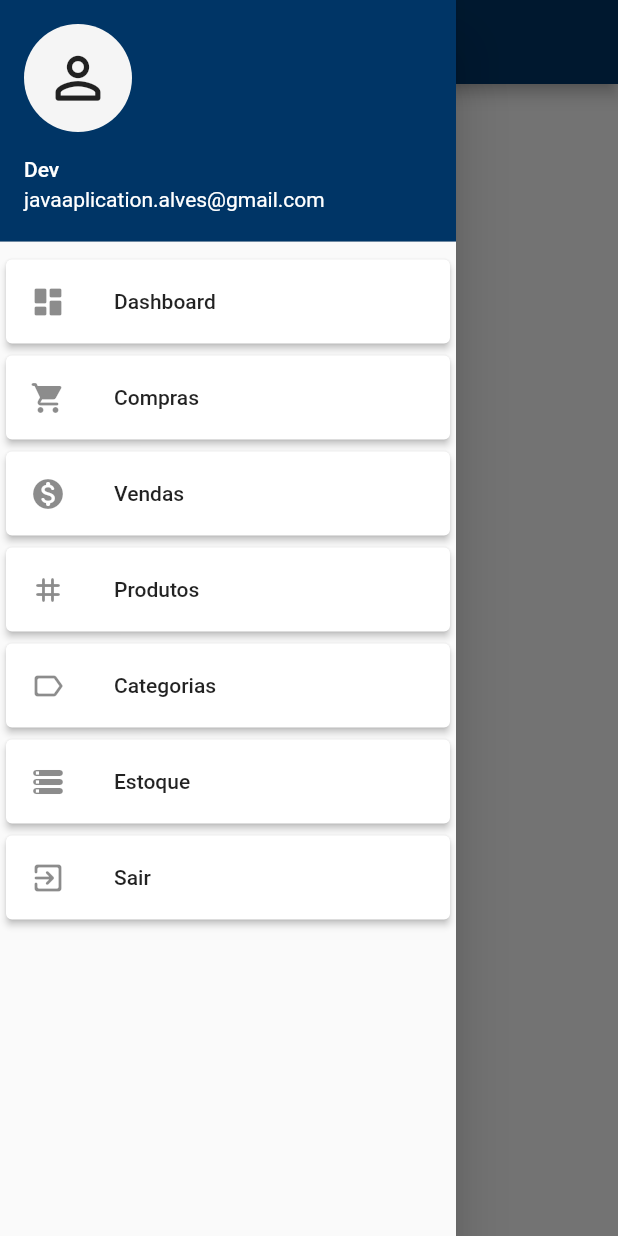
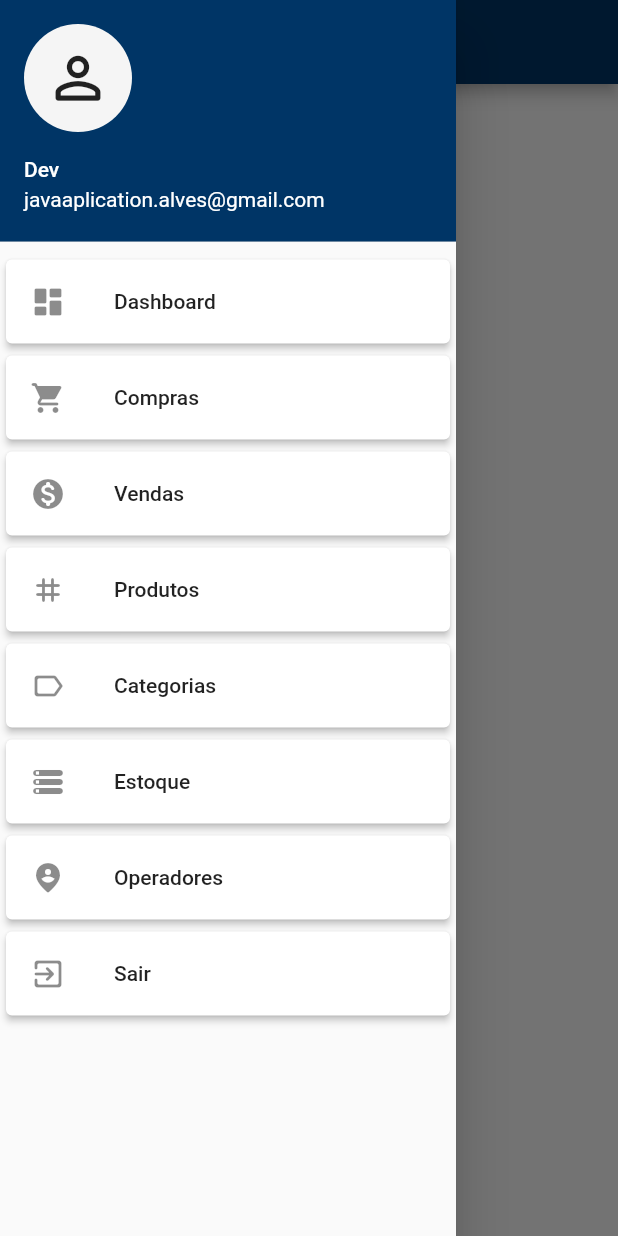
Before and after one commit to marcellinho47/PERSONAL-ivy-frontend, a Flutter app: the screen it shows after launch, with the side drawer open, on a phone screen of 412 x 824 dp. Run offline on Flutter 3.47's test engine with Material 2 defaults, Android fonts, the phone set to English and light mode, and no system bars; our stand-ins replace cached_network_image, firebase_auth, firebase_core, firebase_storage; accounts and stored records are empty; statements that could not run were skipped.

Commit message:
operator inital files

```diff
--- a/lib/screens/home.dart
+++ b/lib/screens/home.dart
@@ -1,4 +1,6 @@
+import 'package:firebase_auth/firebase_auth.dart';
 import 'package:flutter/material.dart';
+import 'package:sys_ivy_frontend/screens/operator.dart';
 import 'package:sys_ivy_frontend/utils/color_pallete.dart';
 import 'package:sys_ivy_frontend/widgets/nav_bar.dart';
 
@@ -10,6 +12,18 @@ class Home extends StatefulWidget {
 }
 
 class _HomeState extends State<Home> {
+  FirebaseAuth _auth = FirebaseAuth.instance;
+
+  Widget? _screenShow() {
+    return Operator();
+  }
+
+  void _checkOperatorLogin() {
+    if (_auth.currentUser == null) {
+      Navigator.pushReplacementNamed(context, "/");
+    }
+  }
+
   @override
   Widget build(BuildContext context) {
     return Scaffold(
@@ -25,6 +39,7 @@ class _HomeState extends State<Home> {
         centerTitle: true,
       ),
       drawer: NavBar(),
+      body: _screenShow(),
     );
   }
 }
--- a/lib/screens/login.dart
+++ b/lib/screens/login.dart
@@ -38,9 +38,6 @@ class _LoginState extends State<Login> {
       await _auth
           .signInWithEmailAndPassword(email: email, password: password)
           .then((auth) {
-   //       _auth.currentUser!.updatePhotoURL("https://firebasestorage.googleapis.com/v0/b/sys-ivy.appspot.com/o/images%2Fusers%2FpJzWv6IYfAY4nEmEMtjMQIVYZnW2.jpg?alt=media&token=86caf0ec-6d50-4065-b6f8-f18801729456");
-   //     print(_auth.currentUser);
-
         Navigator.pushReplacementNamed(context, Routes.HOME_ROUTE);
       }).onError((error, stackTrace) {
         showErrorToast(context, "Usuário e/ou Senha inválidos");
--- /dev/null
+++ b/lib/screens/operator.dart
@@ -0,0 +1,15 @@
+import 'package:flutter/material.dart';
+
+class Operator extends StatefulWidget {
+  const Operator({Key? key}) : super(key: key);
+
+  @override
+  _OperatorState createState() => _OperatorState();
+}
+
+class _OperatorState extends State<Operator> {
+  @override
+  Widget build(BuildContext context) {
+    return Container();
+  }
+}
--- a/lib/widgets/nav_bar.dart
+++ b/lib/widgets/nav_bar.dart
@@ -118,6 +118,14 @@ class _NavBarState extends State<NavBar> {
           Card(
             elevation: _elevation,
             child: ListTile(
+              title: const Text("Operadores"),
+              leading: const Icon(Icons.person_pin_circle_rounded),
+              onTap: () {},
+            ),
+          ),
+          Card(
+            elevation: _elevation,
+            child: ListTile(
               title: const Text("Sair"),
               leading: const Icon(Icons.exit_to_app_rounded),
               onTap: () async {
```
